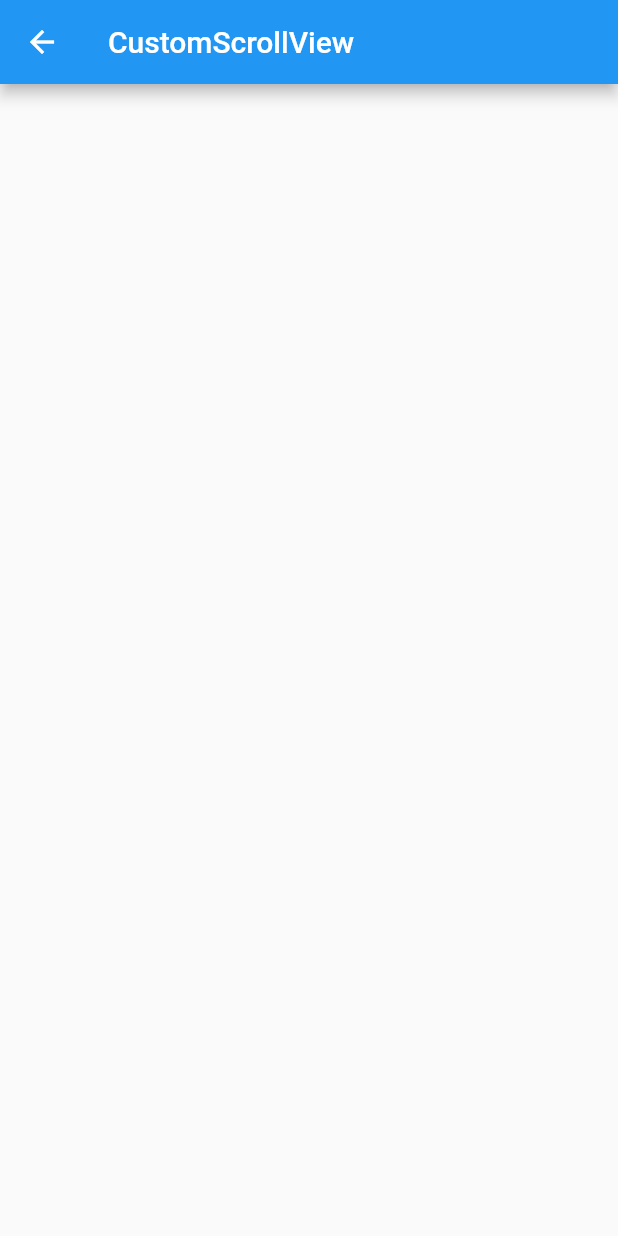
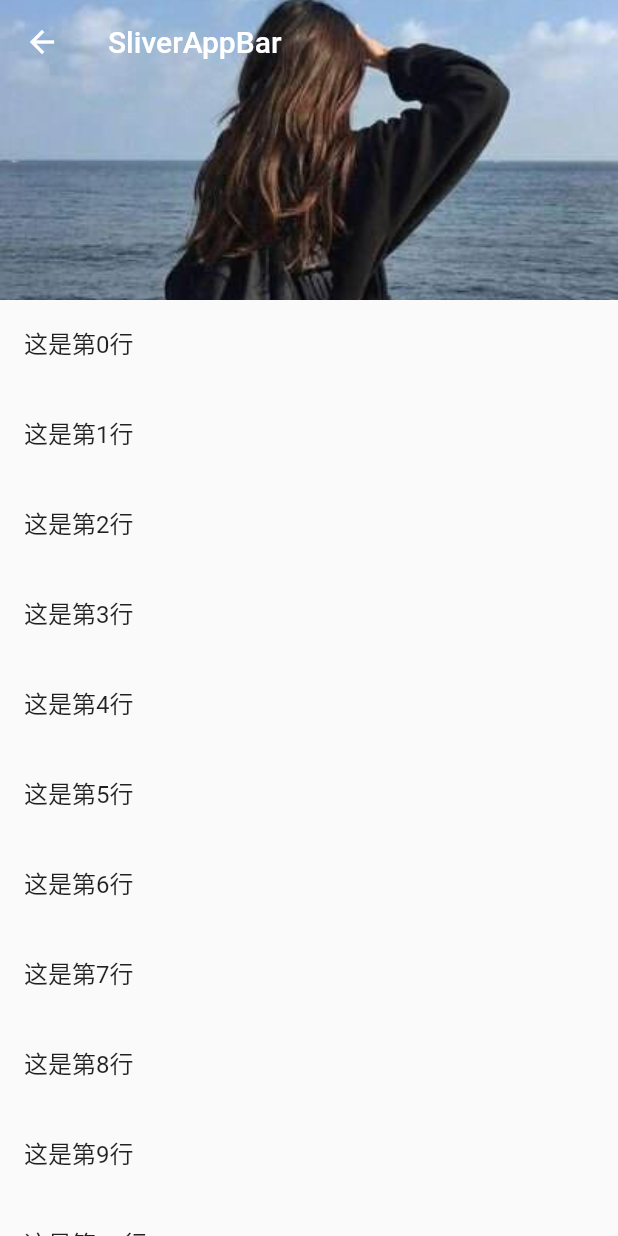
Before and after one commit to LqDeveloper/widget_demo, a Flutter app: the CustomScrollDemo screen opened by its route, on a phone screen of 412 x 824 dp. Run offline on Flutter 3.47's test engine with Material 2 defaults, Android fonts, the phone set to English and light mode, and no system bars; our stand-ins replace logger, scroll_to_index.

Commit message:
widget 练习

```diff
--- a/lib/widgets/custom_scroll_demo.dart
+++ b/lib/widgets/custom_scroll_demo.dart
@@ -7,15 +7,68 @@ class CustomScrollDemo extends StatefulWidget {
   _CustomScrollDemoState createState() => _CustomScrollDemoState();
 }
 
+/*  const SliverAppBar({
+    Key key,
+    this.leading,//左侧的图标或文字，多为返回箭头
+    this.automaticallyImplyLeading = true,//没有leading为true的时候，默认返回箭头，没有leading且为false，则显示title
+    this.title,//标题
+    this.actions,//标题右侧的操作
+    this.flexibleSpace,//可以理解为SliverAppBar的背景内容区
+    this.bottom,//SliverAppBar的底部区
+    this.elevation,//阴影
+    this.forceElevated = false,//是否显示阴影
+    this.backgroundColor,//背景颜色
+    this.brightness,//状态栏主题，默认Brightness.dark，可选参数light
+    this.iconTheme,//SliverAppBar图标主题
+    this.actionsIconTheme,//action图标主题
+    this.textTheme,//文字主题
+    this.primary = true,//是否显示在状态栏的下面,false就会占领状态栏的高度
+    this.centerTitle,//标题是否居中显示
+    this.titleSpacing = NavigationToolbar.kMiddleSpacing,//标题横向间距
+    this.expandedHeight,//合并的高度，默认是状态栏的高度加AppBar的高度
+    this.floating = false,//滑动时是否悬浮
+    this.pinned = false,//标题栏是否固定
+    this.snap = false,//配合floating使用
+  })
+*/
+
+
 class _CustomScrollDemoState extends State<CustomScrollDemo> {
   @override
   Widget build(BuildContext context) {
+
     return Scaffold(
-      appBar: AppBar(
-        title: const Text("CustomScrollView"),
-      ),
       body: CustomScrollView(
-        slivers: [],
+        slivers: [
+          SliverAppBar(
+            title: const Text("SliverAppBar"),
+            expandedHeight: 200,
+            floating: false,
+            snap: false,
+            pinned: true,
+            flexibleSpace: FlexibleSpaceBar(
+              centerTitle: true,
+              stretchModes: const [
+                StretchMode.blurBackground,
+                StretchMode.zoomBackground,
+                StretchMode.fadeTitle,
+              ],
+              background: Image.asset("assets/images/image.png",fit: BoxFit.cover,),
+              // title: const Text("SliverAppBar"),
+              collapseMode: CollapseMode.none,
+            ),
+          ),
+          SliverPadding(
+            padding: const EdgeInsets.all(0),
+            sliver: SliverFixedExtentList(
+                delegate: SliverChildBuilderDelegate((cxt, index) {
+                  return ListTile(
+                    title: Text("这是第$index行"),
+                  );
+                }, childCount: 30),
+                itemExtent: 60),
+          )
+        ],
       ),
     );
   }
```
Also changed, not shown: lib/main.dart (+29 -3 lines), lib/widgets/key_demo.dart (added, +145 -0 lines), lib/widgets/nested_scroll_demo.dart (added, +83 -0 lines), lib/widgets/use_key_demo.dart (added, +103 -0 lines).
